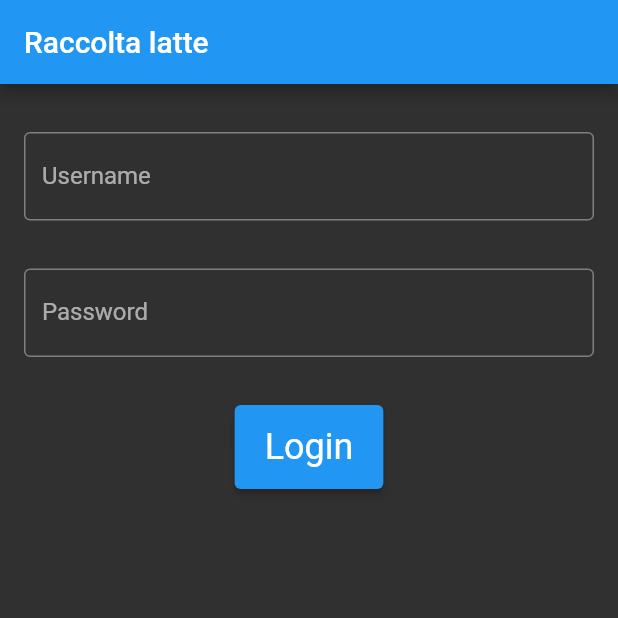
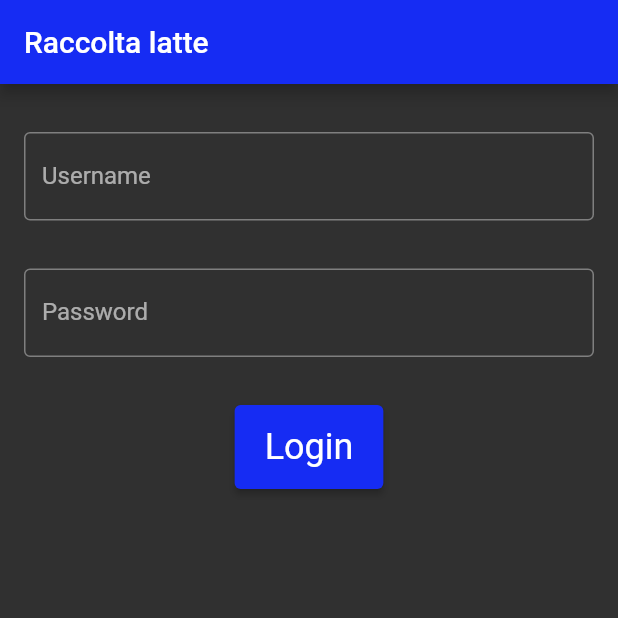
Before and after one commit to Matteo0301/app_raccolta_latte, a Flutter app: the screen it shows after launch, on a phone screen of 412 x 824 dp, the top half of it. Run offline on Flutter 3.47's test engine with Material 2 defaults, Android fonts, the light colour scheme and no system bars.

Commit message:
Changes in the UI Changed Theme color, added main ListView and global state

```diff
--- a/lib/theme.dart
+++ b/lib/theme.dart
@@ -1,13 +1,23 @@
 import 'package:flutter/material.dart';
 
 class MyTheme {
-  static const Color mainColor = Colors.blue;
-  static const Map<int, Color> color = {
-    50: Colors.blue,
+  static const Color mainColor = Color.fromRGBO(22, 44, 243, 1);
+  static Map<int, Color> color = {
+    50: const Color.fromRGBO(22, 44, 243, .1),
+    100: const Color.fromRGBO(22, 44, 243, .2),
+    200: const Color.fromRGBO(22, 44, 243, .3),
+    300: const Color.fromRGBO(22, 44, 243, .4),
+    400: const Color.fromRGBO(22, 44, 243, .5),
+    500: const Color.fromRGBO(22, 44, 243, .6),
+    600: const Color.fromRGBO(22, 44, 243, .7),
+    700: const Color.fromRGBO(22, 44, 243, .8),
+    800: const Color.fromRGBO(22, 44, 243, .9),
+    900: const Color.fromRGBO(22, 44, 243, 1),
   };
+  static MaterialColor colorCustom = MaterialColor(0xFF162CF3, color);
   final theme = ThemeData(
     colorScheme: ColorScheme.fromSwatch(
-      primarySwatch: Colors.blue,
+      primarySwatch: colorCustom,
       accentColor: mainColor,
       cardColor: mainColor,
       brightness: Brightness.dark,
--- a/pubspec.yaml
+++ b/pubspec.yaml
@@ -35,6 +35,7 @@ dependencies:
   # The following adds the Cupertino Icons font to your application.
   # Use with the CupertinoIcons class for iOS style icons.
   cupertino_icons: ^1.0.2
+  provider: ^6.0.5
 
 dev_dependencies:
   flutter_test:
```
Also changed, not shown: lib/add_button.dart (added, +73 -0 lines), lib/collections_list.dart (+20 -5 lines), lib/collections_model.dart (added, +50 -0 lines), lib/home.dart (+13 -19 lines), pubspec.lock.
